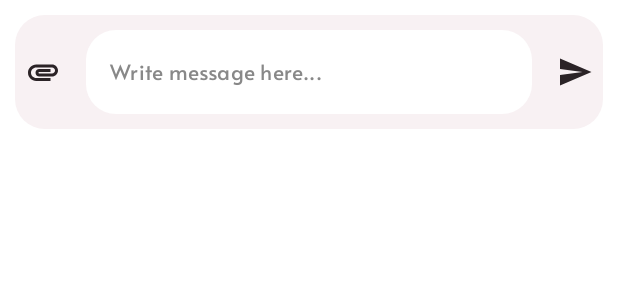
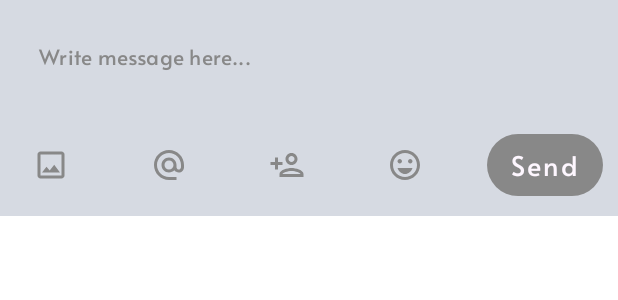
Before and after one commit to baljeet808/DoTooAndroid, an Android app built with Jetpack Compose: the @Preview function PreviewMessageBoxView, on a phone screen of 412 x 824 dp. Shown: the top 300 px of the screen. Run offline under Robolectric (Android 15) with nearby library versions, the phone set to English and light mode, and no system bars.

Commit message:
redesigned message box and fixed message bubble width issue

```diff
--- a/app/src/main/java/com/baljeet/youdotoo/presentation/ui/chat/components/ChatView.kt
+++ b/app/src/main/java/com/baljeet/youdotoo/presentation/ui/chat/components/ChatView.kt
@@ -2,6 +2,7 @@ package com.baljeet.youdotoo.presentation.ui.chat.components
 
 import androidx.compose.animation.animateContentSize
 import androidx.compose.animation.core.tween
+import androidx.compose.foundation.background
 import androidx.compose.foundation.layout.*
 import androidx.compose.foundation.lazy.LazyColumn
 import androidx.compose.foundation.lazy.items
@@ -23,6 +24,7 @@ import com.baljeet.youdotoo.presentation.ui.theme.DotooGreen
 import com.baljeet.youdotoo.common.SharedPref
 import com.baljeet.youdotoo.common.isScrolled
 import com.baljeet.youdotoo.domain.models.*
+import com.baljeet.youdotoo.presentation.ui.theme.getCardColor
 
 /**
  * Updated by Baljeet singh on 18th June, 2023 at 10:00 AM.
@@ -39,7 +41,8 @@ fun ChatView(
 
     Column(
         modifier = Modifier
-            .fillMaxSize(),
+            .fillMaxSize()
+            .background(color = getCardColor()),
         verticalArrangement = Arrangement.SpaceBetween
     ) {
 
@@ -117,6 +120,7 @@ fun ChatView(
          *LazyColumn of Chat
          * **/
         LazyColumn(
+            state = lazyListState,
             modifier = Modifier.fillMaxWidth().weight(0.6F),
             verticalArrangement = Arrangement.spacedBy(10.dp, alignment = Alignment.Bottom),
             reverseLayout = true
--- a/app/src/main/java/com/baljeet/youdotoo/presentation/ui/chat/components/MessageBoxView.kt
+++ b/app/src/main/java/com/baljeet/youdotoo/presentation/ui/chat/components/MessageBoxView.kt
@@ -8,27 +8,31 @@ import androidx.compose.foundation.text.KeyboardActions
 import androidx.compose.foundation.text.KeyboardOptions
 import androidx.compose.material.*
 import androidx.compose.material.icons.Icons
-import androidx.compose.material.icons.filled.Attachment
-import androidx.compose.material.icons.filled.Send
+import androidx.compose.material.icons.filled.*
+import androidx.compose.material.icons.outlined.EmojiEmotions
+import androidx.compose.material.icons.outlined.Image
+import androidx.compose.material.icons.outlined.PersonAdd
 import androidx.compose.runtime.*
 import androidx.compose.ui.Alignment
+import androidx.compose.ui.ExperimentalComposeUiApi
 import androidx.compose.ui.Modifier
+import androidx.compose.ui.draw.clip
 import androidx.compose.ui.graphics.Color
+import androidx.compose.ui.platform.LocalSoftwareKeyboardController
 import androidx.compose.ui.text.TextStyle
 import androidx.compose.ui.text.font.FontFamily
+import androidx.compose.ui.text.font.FontWeight
 import androidx.compose.ui.text.input.ImeAction
 import androidx.compose.ui.tooling.preview.Preview
 import androidx.compose.ui.unit.dp
 import androidx.compose.ui.unit.sp
-import com.baljeet.youdotoo.presentation.ui.theme.DotooDarkerGray
-import com.baljeet.youdotoo.presentation.ui.theme.getCardColor
-import com.baljeet.youdotoo.presentation.ui.theme.getOppositeOnCardColor
-import com.baljeet.youdotoo.presentation.ui.theme.getTextColor
 import com.baljeet.youdotoo.presentation.ui.shared.styles.Nunito
+import com.baljeet.youdotoo.presentation.ui.theme.*
 
 /**
  * Updated by Baljeet singh on 18th June, 2023
  * **/
+@OptIn(ExperimentalComposeUiApi::class)
 @Composable
 fun MessageBoxView(
     onClickSend: (String) -> Unit,
@@ -38,34 +42,20 @@ fun MessageBoxView(
         mutableStateOf("")
     }
 
+    val keyboardController = LocalSoftwareKeyboardController.current
+
     Column(
         modifier = Modifier
             .fillMaxWidth()
-            .padding(10.dp)
             .background(
-                color = getCardColor(),
-                shape = RoundedCornerShape(20.dp)
+                color = if (isSystemInDarkTheme()) {
+                    DotooDarkerGray
+                } else {
+                    DoTooLightBlue
+                }
             )
     ) {
 
-        Row(
-            modifier = Modifier
-                .fillMaxWidth()
-                .padding(top = 10.dp, bottom = 10.dp),
-            horizontalArrangement = Arrangement.spacedBy(10.dp),
-            verticalAlignment = Alignment.CenterVertically
-        ) {
-
-            IconButton(
-                onClick = onClickAttachment,
-                modifier = Modifier.weight(.1F)
-            ) {
-                Icon(
-                    Icons.Default.Attachment,
-                    contentDescription = "Attachments Button",
-                    tint = getOppositeOnCardColor()
-                )
-            }
 
         TextField(
             value = message,
@@ -91,37 +81,92 @@ fun MessageBoxView(
             keyboardActions = KeyboardActions(
                 onSend = {
                     onClickSend(message)
+                    keyboardController?.hide()
+                    message = ""
                 }
             ),
             maxLines = 5,
             modifier = Modifier
-                    .weight(0.8F),
+                .fillMaxWidth()
+                .padding(10.dp),
             colors = TextFieldDefaults.textFieldColors(
-                    backgroundColor = if (isSystemInDarkTheme()) {
-                        DotooDarkerGray
-                    } else {
-                        Color.White
-                    },
+                backgroundColor = Color.Transparent,
+                unfocusedIndicatorColor = Color.Transparent,
                 focusedIndicatorColor = Color.Transparent,
-                    disabledIndicatorColor = Color.Transparent,
-                    errorIndicatorColor = Color.Transparent,
-                    unfocusedIndicatorColor = Color.Transparent
-                ),
-                shape = RoundedCornerShape(20.dp)
+                errorIndicatorColor = Color.Transparent
+            )
         )
 
 
+        Row(
+            modifier = Modifier
+                .fillMaxWidth()
+                .padding(10.dp),
+            horizontalArrangement = Arrangement.SpaceBetween,
+            verticalAlignment = Alignment.CenterVertically
+        ) {
+
             IconButton(
-                onClick = { onClickSend(message) },
-                modifier = Modifier
-                    .weight(.1F)
+                onClick = onClickAttachment
             ) {
                 Icon(
-                    Icons.Default.Send,
-                    contentDescription = "Send Button",
-                    tint = getOppositeOnCardColor()
+                    Icons.Outlined.Image,
+                    contentDescription = "Attachments Button",
+                    tint = Color.Gray
                 )
+            }
 
+            IconButton(
+                onClick = onClickAttachment
+            ) {
+                Icon(
+                    Icons.Default.AlternateEmail,
+                    contentDescription = "Mention button",
+                    tint = Color.Gray
+                )
+            }
+
+            IconButton(
+                onClick = onClickAttachment
+            ) {
+                Icon(
+                    Icons.Outlined.PersonAdd,
+                    contentDescription = "Add person button",
+                    tint = Color.Gray
+                )
+            }
+
+            IconButton(
+                onClick = onClickAttachment
+            ) {
+                Icon(
+                    Icons.Outlined.EmojiEmotions,
+                    contentDescription = "Mark done/not done button",
+                    tint = Color.Gray
+                )
+            }
+
+            Button(
+                onClick = {
+                    onClickSend(message)
+                    keyboardController?.hide()
+                    message = ""
+                },
+                modifier = Modifier,
+                shape = RoundedCornerShape(30.dp),
+                colors = ButtonDefaults.buttonColors(
+                    backgroundColor = DotooBlue,
+                    disabledBackgroundColor = Color.Gray
+                ),
+                enabled = message.isNotBlank()
+            ) {
+                Text(
+                    text = "Send",
+                    fontFamily = FontFamily(Nunito.Bold.font),
+                    fontWeight = FontWeight.Bold,
+                    fontSize = 18.sp,
+                    color = androidx.compose.material3.MaterialTheme.colorScheme.background
+                )
             }
         }
 
--- a/app/src/main/java/com/baljeet/youdotoo/presentation/ui/theme/Color.kt
+++ b/app/src/main/java/com/baljeet/youdotoo/presentation/ui/theme/Color.kt
@@ -8,7 +8,7 @@ val DotooPink = Color(0xFFFD555D)
 val DotooHalfTransparentPink = Color(0x55FD555D)
 val DotooOrange = Color(0xFFFDA437)
 val DotooHalfTransparentOrange = Color(0x55FDA437)
-val DotooBlue = Color(0xFF3278F9)
+val DotooBlue = Color(0xFF424F82)
 val DotooHalfTransparentBlue = Color(0x553278F9)
 val DotooGreen = Color(0xFF69BA6C)
 val DotooHalfTransparentGreen = Color(0x5569BA6C)
@@ -16,6 +16,7 @@ val DotooDarkerGray = Color(0xFF1D1D1D)
 val DotooDarkGray = Color(0xFF2E2E30)
 val OnDotooDarkGray = Color(0xFF2B2326)
 val DotooGray = Color(0xFFF8F1F3)
+val DoTooLightBlue = Color(0xFFD6DAE2)
 val OnDotooGray = Color(0xFFDDD0D4)
 val HighPriorityColor = Color(0xFFF44336)
 val MediumPriorityColor = Color(0xFF9C27B0)
```
Also changed, not shown: app/src/main/java/com/baljeet/youdotoo/presentation/ui/chat/components/MessageBubbleView.kt (+28 -13 lines). Lines whose indentation alone changed are shown as unchanged.
